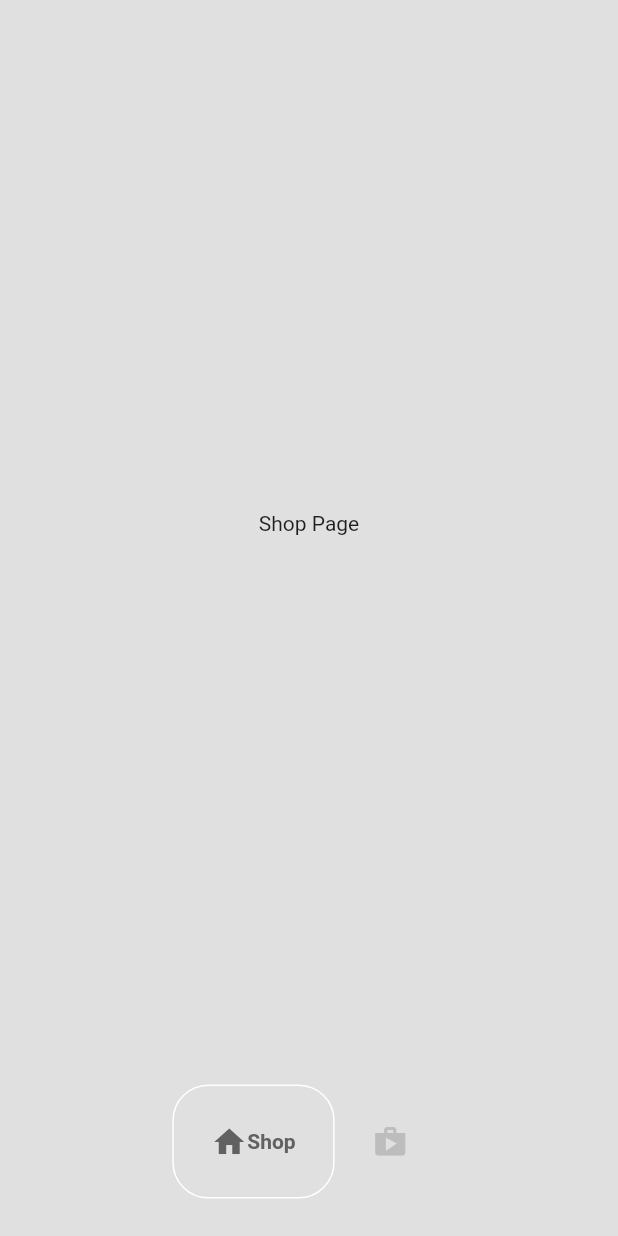
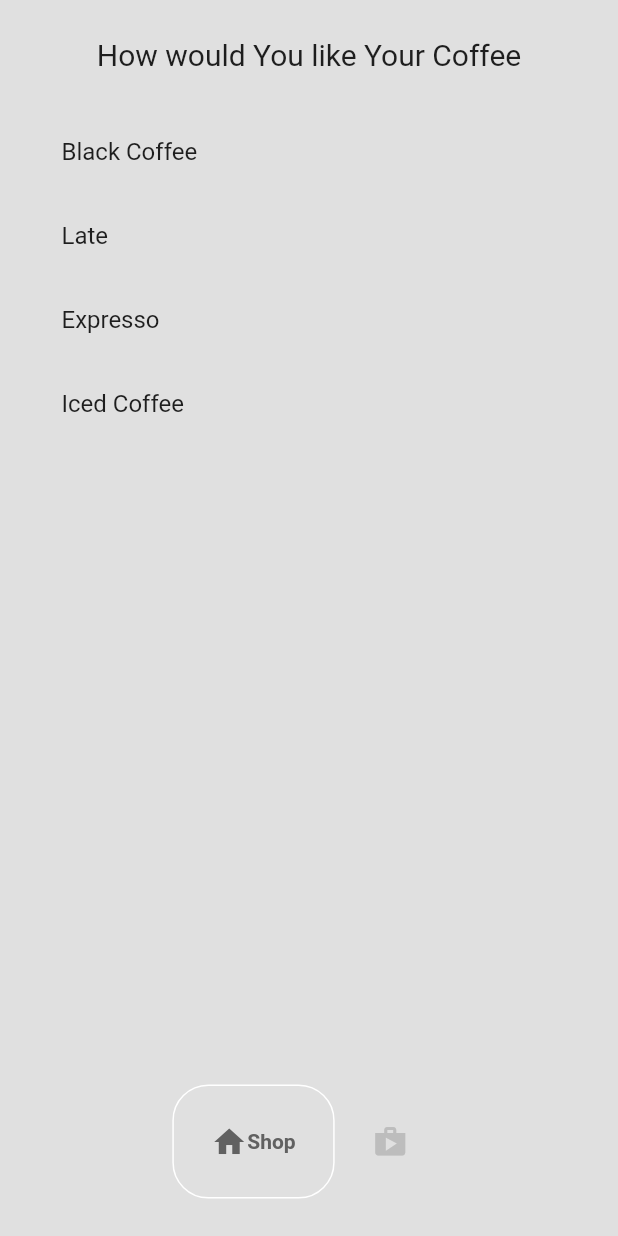
Before and after one commit to Tosin2289/Coffee-shop-app, a Flutter app: the screen it shows after launch, on a phone screen of 412 x 824 dp. Run offline on Flutter 3.47's test engine with Material 2 defaults, Android fonts, the light colour scheme and no system bars; drawn by our look-alikes of google_nav_bar; missing offline and left inert: dart:html.

Commit message:
third commit

```diff
--- a/lib/main.dart
+++ b/lib/main.dart
@@ -1,5 +1,7 @@
+import 'package:coffea_shop_app/models/coffee_shop.dart';
 import 'package:coffea_shop_app/pages/homepage.dart';
 import 'package:flutter/material.dart';
+import 'package:provider/provider.dart';
 
 void main() {
   runApp(const MyApp());
@@ -10,12 +12,15 @@ class MyApp extends StatelessWidget {
 
   @override
   Widget build(BuildContext context) {
-    return MaterialApp(
-      debugShowCheckedModeBanner: false,
-      theme: ThemeData(
-        primarySwatch: Colors.blue,
+    return ChangeNotifierProvider(
+      create: ((context) => CoffeeShop()),
+      builder: (context, child) => MaterialApp(
+        debugShowCheckedModeBanner: false,
+        theme: ThemeData(
+          primarySwatch: Colors.blue,
+        ),
+        home: HomePage(),
       ),
-      home: HomePage(),
     );
   }
 }
--- a/lib/models/coffee_shop.dart
+++ b/lib/models/coffee_shop.dart
@@ -1,6 +1,7 @@
 import 'package:coffea_shop_app/models/coffee.dart';
+import 'package:flutter/cupertino.dart';
 
-class CoffeeShop {
+class CoffeeShop extends ChangeNotifier {
   //coffee for sale
   final List<Coffee> _shop = [
     Coffee(name: 'Black Coffee', prize: '4.30', img: 'assets/img4.png'),
@@ -17,10 +18,12 @@ class CoffeeShop {
 //add item to cart
   void addItemToCart(Coffee coffee) {
     _usercart.add(coffee);
+    notifyListeners();
   }
 
 // remove item from cart
   void removeItemFromCart(Coffee coffee) {
     _usercart.remove(coffee);
+    notifyListeners();
   }
 }
--- a/lib/pages/shop_page.dart
+++ b/lib/pages/shop_page.dart
@@ -1,4 +1,10 @@
+import 'dart:html';
+import 'dart:ui';
+
+import 'package:coffea_shop_app/models/coffee.dart';
+import 'package:coffea_shop_app/models/coffee_shop.dart';
 import 'package:flutter/material.dart';
+import 'package:provider/provider.dart';
 
 class Shop extends StatefulWidget {
   const Shop({Key? key}) : super(key: key);
@@ -10,6 +16,34 @@ class Shop extends StatefulWidget {
 class _ShopState extends State<Shop> {
   @override
   Widget build(BuildContext context) {
-    return Center(child: Text("Shop Page"));
+    return Consumer<CoffeeShop>(builder: ((context, value, child) {
+      return SafeArea(
+        child: Padding(
+          padding: const EdgeInsets.all(25.0),
+          child: Column(
+            children: [
+              Text(
+                "How would You like Your Coffee",
+                style: TextStyle(fontSize: 20),
+              ),
+              SizedBox(
+                height: 25,
+              ),
+              Expanded(
+                child: ListView.builder(
+                  itemCount: value.coffeeShop.length,
+                  itemBuilder: ((context, index) {
+                    Coffee eachcoffee = value.coffeeShop[index];
+                    return ListTile(
+                      title: Text(eachcoffee.name),
+                    );
+                  }),
+                ),
+              ),
+            ],
+          ),
+        ),
+      );
+    }));
   }
 }
--- a/pubspec.yaml
+++ b/pubspec.yaml
@@ -37,6 +37,7 @@ dependencies:
   # Use with the CupertinoIcons class for iOS style icons.
   cupertino_icons: ^1.0.2
   google_nav_bar: ^5.0.6
+  provider: ^6.0.5
 
 dev_dependencies:
   flutter_test:
```
Also changed, not shown: pubspec.lock.
